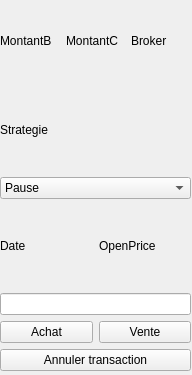
Qt form source/TradingSimulator/modeautowidget.ui (VSahanaa/LO21_TrandingSimulator) before a commit.
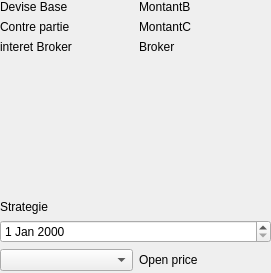
The same form after that commit.

```diff
--- a/source/TradingSimulator/modeautowidget.ui
+++ b/source/TradingSimulator/modeautowidget.ui
@@ -6,8 +6,8 @@
    <rect>
     <x>0</x>
     <y>0</y>
-    <width>192</width>
-    <height>375</height>
+    <width>271</width>
+    <height>273</height>
    </rect>
   </property>
   <property name="windowTitle">
@@ -18,38 +18,78 @@
     <rect>
      <x>0</x>
      <y>0</y>
-     <width>191</width>
-     <height>371</height>
+     <width>271</width>
+     <height>271</height>
     </rect>
    </property>
    <layout class="QVBoxLayout" name="VL_menuTransaction">
     <item>
-     <layout class="QHBoxLayout" name="HL_infoMontant">
+     <layout class="QVBoxLayout" name="VL_menuTransaction_2">
       <item>
+       <layout class="QHBoxLayout" name="HL_infoDate">
+        <item>
+         <layout class="QGridLayout" name="gridLayout_2">
+          <item row="3" column="0">
+           <widget class="QLabel" name="label_3">
+            <property name="text">
+             <string>interet Broker</string>
+            </property>
+           </widget>
+          </item>
+          <item row="2" column="0">
+           <widget class="QLabel" name="label_2">
+            <property name="text">
+             <string>Contre partie</string>
+            </property>
+           </widget>
+          </item>
+          <item row="0" column="0">
+           <widget class="QLabel" name="label">
+            <property name="text">
+             <string>Devise Base</string>
+            </property>
+           </widget>
+          </item>
+          <item row="3" column="1">
+           <widget class="QLabel" name="label_broker">
+            <property name="text">
+             <string>Broker</string>
+            </property>
+           </widget>
+          </item>
+          <item row="0" column="1">
        <widget class="QLabel" name="label_montantBase">
         <property name="text">
          <string>MontantB</string>
         </property>
        </widget>
       </item>
-      <item>
+          <item row="2" column="1">
        <widget class="QLabel" name="label_montantContrepartie">
         <property name="text">
          <string>MontantC</string>
         </property>
        </widget>
       </item>
-      <item>
-       <widget class="QLabel" name="label_broker">
-        <property name="text">
-         <string>Broker</string>
-        </property>
-       </widget>
+         </layout>
       </item>
      </layout>
     </item>
     <item>
-     <widget class="QLabel" name="label_strategie_2">
+       <spacer name="verticalSpacer">
+        <property name="orientation">
+         <enum>Qt::Vertical</enum>
+        </property>
+        <property name="sizeHint" stdset="0">
+         <size>
+          <width>20</width>
+          <height>40</height>
+         </size>
+        </property>
+       </spacer>
+      </item>
+      <item>
+       <widget class="QLabel" name="label_strategie">
       <property name="layoutDirection">
        <enum>Qt::LeftToRight</enum>
       </property>
@@ -59,75 +99,35 @@
      </widget>
     </item>
     <item>
+       <layout class="QHBoxLayout" name="horizontalLayout_2">
+        <item>
+         <widget class="QDateEdit" name="dateEdit"/>
+        </item>
+       </layout>
+      </item>
+      <item>
+       <layout class="QHBoxLayout" name="horizontalLayout">
+        <item>
      <widget class="QComboBox" name="comboBox_timer">
-      <item>
-       <property name="text">
-        <string>Pause</string>
-       </property>
-      </item>
-      <item>
-       <property name="text">
-        <string>Avancer</string>
-       </property>
-      </item>
-      <item>
-       <property name="text">
-        <string>Reculer</string>
-       </property>
-      </item>
-      <item>
-       <property name="text">
-        <string>Défiler</string>
-       </property>
-      </item>
+          <property name="currentText">
+           <string/>
+          </property>
      </widget>
     </item>
     <item>
-     <layout class="QHBoxLayout" name="HL_infoOpen">
-      <item>
-       <widget class="QLabel" name="label_date">
+         <widget class="QLabel" name="openPrice">
         <property name="text">
-         <string>Date</string>
+           <string>Open price</string>
         </property>
        </widget>
       </item>
-      <item>
-       <widget class="QLabel" name="label_openPrice">
-        <property name="text">
-         <string>OpenPrice</string>
-        </property>
-       </widget>
-      </item>
      </layout>
     </item>
     <item>
-     <widget class="QLineEdit" name="lineEdit_montant"/>
-    </item>
-    <item>
-     <layout class="QHBoxLayout" name="HL_achatvente">
-      <item>
-       <widget class="QPushButton" name="pushButton_achat">
-        <property name="text">
-         <string>Achat</string>
-        </property>
-       </widget>
-      </item>
-      <item>
-       <widget class="QPushButton" name="pushButton_vente">
-        <property name="text">
-         <string>Vente</string>
-        </property>
-       </widget>
-      </item>
+       <layout class="QHBoxLayout" name="HL_achatvente_2"/>
+      </item>
      </layout>
     </item>
-    <item>
-     <widget class="QPushButton" name="pushButton_annulerTransaction">
-      <property name="text">
-       <string>Annuler transaction</string>
-      </property>
-     </widget>
-    </item>
    </layout>
   </widget>
  </widget>
```
Left out of the diff: 4 changed lines with no effect on the pictures. Lines whose indentation alone changed are shown as unchanged.
